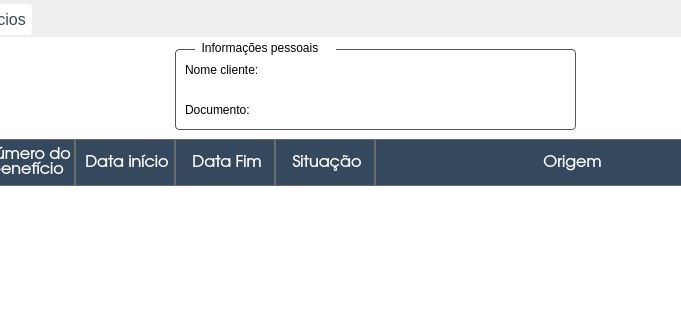
Old version of the form Telas/UI/tabCalculos.ui in the repository newprev/PrevCliente; both pictures show x 249 to 930 and y 0 to 322 of the 1195 by 795 pixel window.
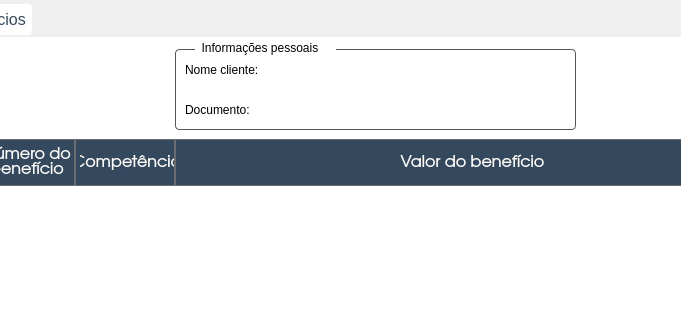
New version of the form. The open tabs and pages were chosen to show the change. Icons and pictures are not drawn.

Diff of the .ui file:
```diff
--- a/Telas/UI/tabCalculos.ui
+++ b/Telas/UI/tabCalculos.ui
@@ -1058,7 +1058,7 @@
        </column>
        <column>
         <property name="text">
-         <string>Data início</string>
+         <string>Competência</string>
         </property>
         <property name="font">
          <font>
@@ -1072,35 +1072,7 @@
        </column>
        <column>
         <property name="text">
-         <string>Data Fim</string>
-        </property>
-        <property name="font">
-         <font>
-          <family>TeX Gyre Adventor</family>
-          <pointsize>12</pointsize>
-         </font>
-        </property>
-        <property name="textAlignment">
-         <set>AlignCenter</set>
-        </property>
-       </column>
-       <column>
-        <property name="text">
-         <string>Situação</string>
-        </property>
-        <property name="font">
-         <font>
-          <family>TeX Gyre Adventor</family>
-          <pointsize>12</pointsize>
-         </font>
-        </property>
-        <property name="textAlignment">
-         <set>AlignCenter</set>
-        </property>
-       </column>
-       <column>
-        <property name="text">
-         <string>Origem</string>
+         <string>Valor do benefício</string>
         </property>
         <property name="font">
          <font>
```
